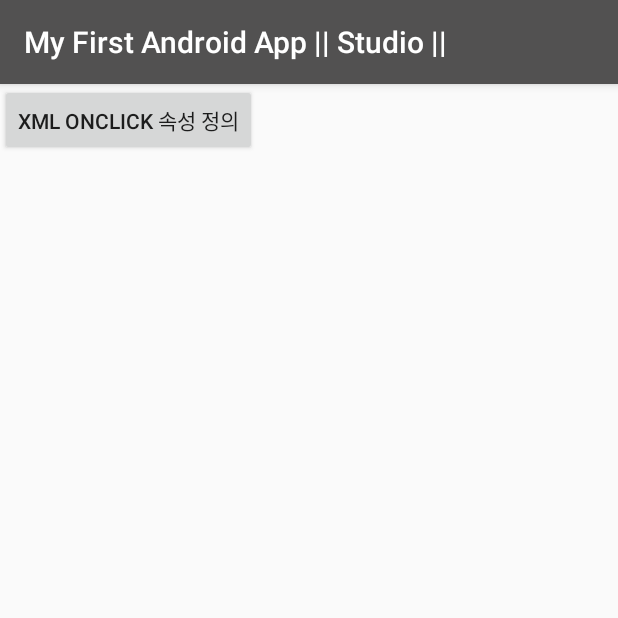
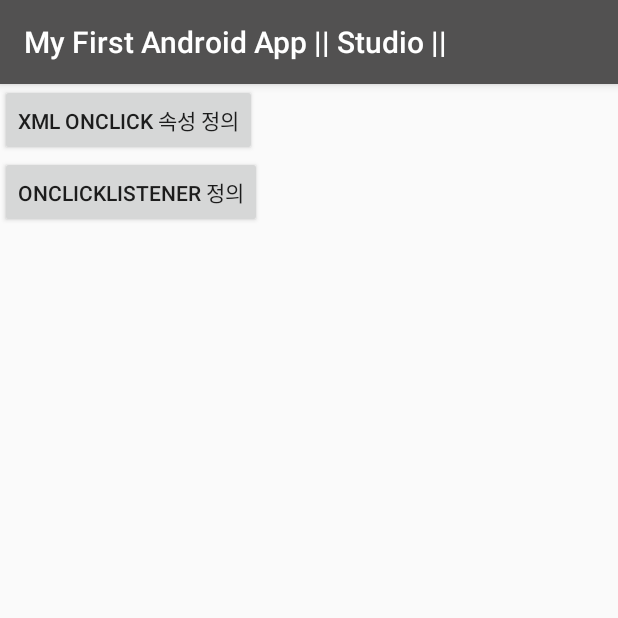
Before and after one commit to hyleekr9580/MyAndroid01, an Android app: the screen it shows after launch (MainActivity), after a tap on "XML ONCLICK 속성 정의", on a phone screen of 412 x 824 dp, the top half of it. Run offline under Robolectric (Android 15) with nearby library versions, the phone set to English and light mode, and no system bars.

Commit message:
button click event chapter02 -onClickListener

```diff
--- a/app/src/main/java/kr/contentsstudio/myfirstandroidapp/MainActivity.java
+++ b/app/src/main/java/kr/contentsstudio/myfirstandroidapp/MainActivity.java
@@ -4,6 +4,8 @@ import android.os.Bundle;
 import android.support.v7.app.AppCompatActivity;
 import android.util.Log;
 import android.view.View;
+import android.widget.Button;
+import android.widget.Toast;
 
 public class MainActivity extends AppCompatActivity {
 
@@ -17,10 +19,26 @@ public class MainActivity extends AppCompatActivity {
         // 추가 사용 하는... 화면에 레이아웃을 표시한다.
         // R(리소스) : 안드로이드(현재프로젝트, 클래스파일을 제외하고...) 자원을 사용한다.
         setContentView(R.layout.button);
+
+        //인터페이스의 메소드 생성 할 수 있다.
+        View.OnClickListener listener = new View.OnClickListener() {
+            @Override
+            public void onClick(View v) {
+                Toast.makeText(MainActivity.this, "클릭 매우 잘됨", Toast.LENGTH_SHORT).show();
+
+            }
+        };
+        Button button2 = (Button) findViewById(R.id.button2);
+        //setOnClickListener 클릭이벤트를 처리 할 수 있는 Listener를 추가
+        // 클릭할 수 있는 객체를 던져 준다.
+        button2.setOnClickListener(listener);
     }
 
     // botton.xml 에 연결됨
     public void onClick(View view) {
         Log.d(TAG, "클릭 잘됨");
+        Toast.makeText(MainActivity.this, "클릭 잘됨", Toast.LENGTH_SHORT).show();
+
+
     }
 }
--- a/app/src/main/res/layout/button.xml
+++ b/app/src/main/res/layout/button.xml
@@ -10,5 +10,9 @@
         android:onClick="onClick"
         android:text="xml onClick 속성 정의" />
     <!-- android:onClick="onClick" 눌렀을때 처리해 주는 메소드-->
-
+    <Button
+        android:id="@+id/button2"
+        android:layout_width="wrap_content"
+        android:layout_height="wrap_content"
+        android:text="onClickListener 정의" />
 </LinearLayout>
```
